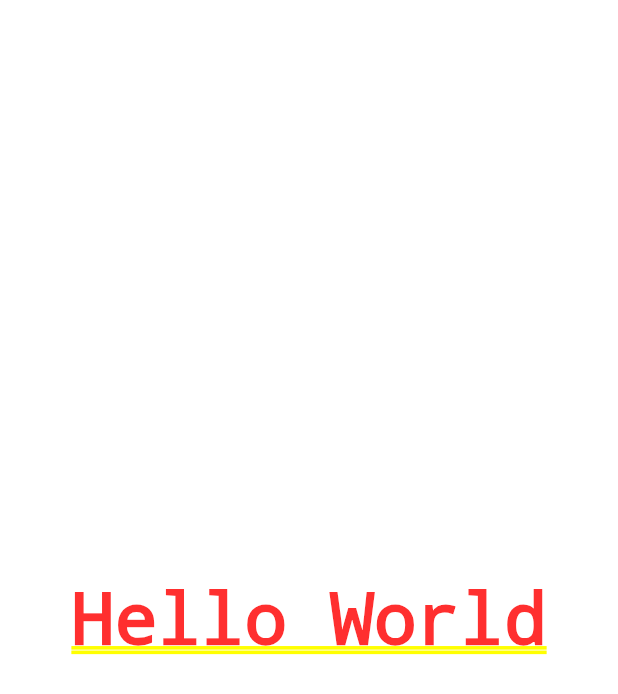
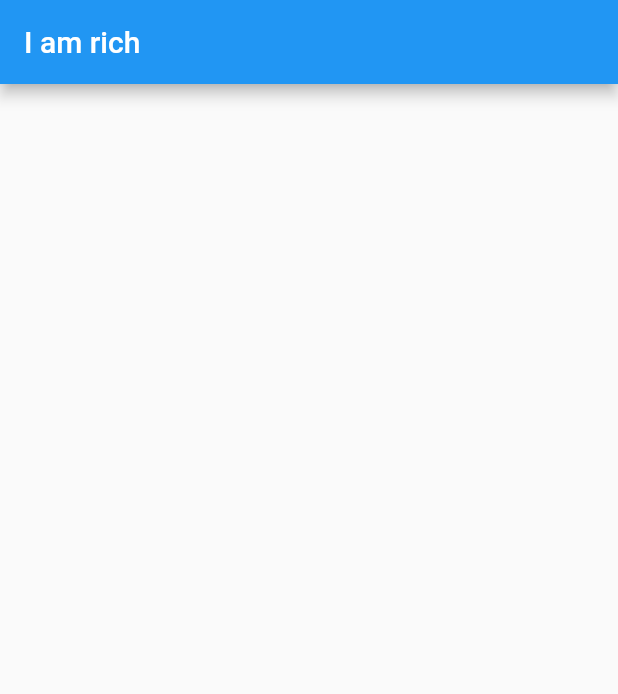
Before and after one commit to Venelin-Bekyarov/i_am_rich_app, a Flutter app: the screen it shows after launch, on a phone screen of 412 x 824 dp. Shown: the top 694 px of the screen. Run offline on Flutter 3.47's test engine with Material 2 defaults, Android fonts, the phone set to English and light mode, and no system bars.

Commit message:
Second commit

```diff
--- a/lib/main.dart
+++ b/lib/main.dart
@@ -3,9 +3,9 @@ import 'package:flutter/material.dart';
 void main() {
   runApp(
     const MaterialApp(
-      home: Center(
-        child: Text('Hello World'),
-      ),
+      home: Scaffold(appBar: AppBar(
+        title: Text("I am rich"),
+      ),),
     ),
   );
 }
```
